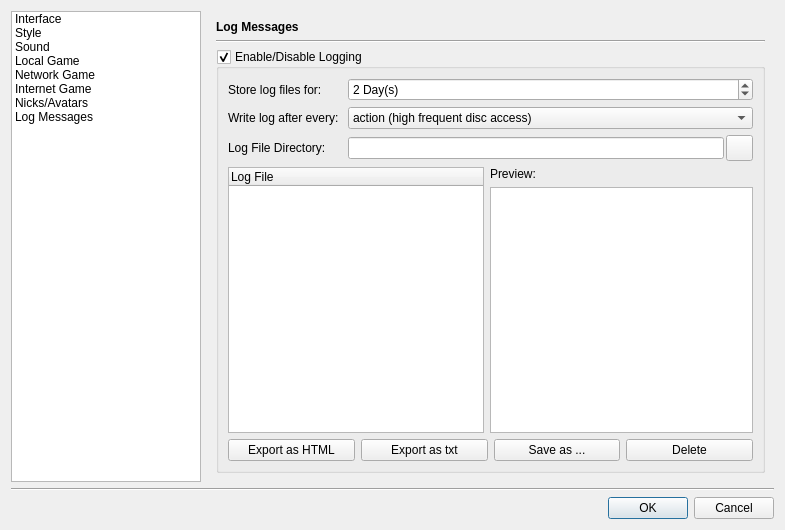
Before: the Qt Designer form src/gui/qt/settingsdialog.ui in pokerth/pokerth, drawn with Qt 5.
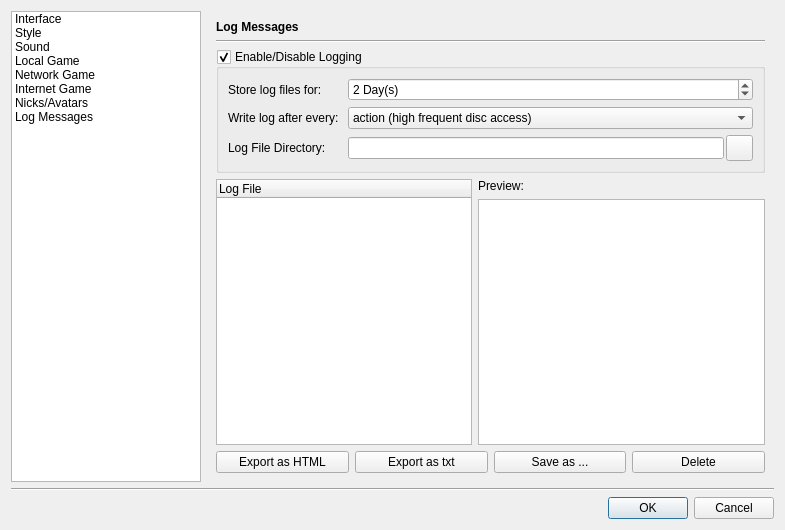
After: the same form once the commit is applied. The open tabs and pages were chosen to show the change. Icons and pictures are not drawn. Custom widgets are drawn as their Qt base class.

What changed in the file:
```diff
--- a/src/gui/qt/settingsdialog.ui
+++ b/src/gui/qt/settingsdialog.ui
@@ -3349,13 +3349,7 @@
         </layout>
        </widget>
        <widget class="QWidget" name="page_5">
-        <layout class="QGridLayout">
-         <property name="margin">
-          <number>9</number>
-         </property>
-         <property name="spacing">
-          <number>6</number>
-         </property>
+        <layout class="QGridLayout" name="gridLayout_21">
          <item row="0" column="0">
           <widget class="QLabel" name="label_6">
            <property name="styleSheet">
@@ -3513,8 +3507,11 @@
               </item>
              </layout>
             </item>
-            <item row="3" column="0" colspan="2">
-             <layout class="QHBoxLayout" name="horizontalLayout_10">
+           </layout>
+          </widget>
+         </item>
+         <item row="3" column="0">
+          <layout class="QHBoxLayout" name="horizontalLayout_11">
               <item>
                <widget class="QTreeWidget" name="treeWidget_logFiles">
                 <property name="sizePolicy">
@@ -3543,7 +3540,7 @@
                </widget>
               </item>
               <item>
-               <layout class="QVBoxLayout" name="verticalLayout_3">
+            <layout class="QVBoxLayout" name="verticalLayout_4">
                 <item>
                  <widget class="QLabel" name="label_37">
                   <property name="text">
@@ -3565,7 +3562,7 @@
               </item>
              </layout>
             </item>
-            <item row="4" column="0" colspan="2">
+         <item row="4" column="0">
              <layout class="QHBoxLayout" name="horizontalLayout_9">
               <item>
                <widget class="QPushButton" name="pushButton_exportLogHtml">
@@ -3615,9 +3612,6 @@
             </item>
            </layout>
           </widget>
-         </item>
-        </layout>
-       </widget>
       </widget>
      </item>
     </layout>
```
Left out of the diff: 1 changed line with no effect on the pictures. Lines whose indentation alone changed are shown as unchanged.
